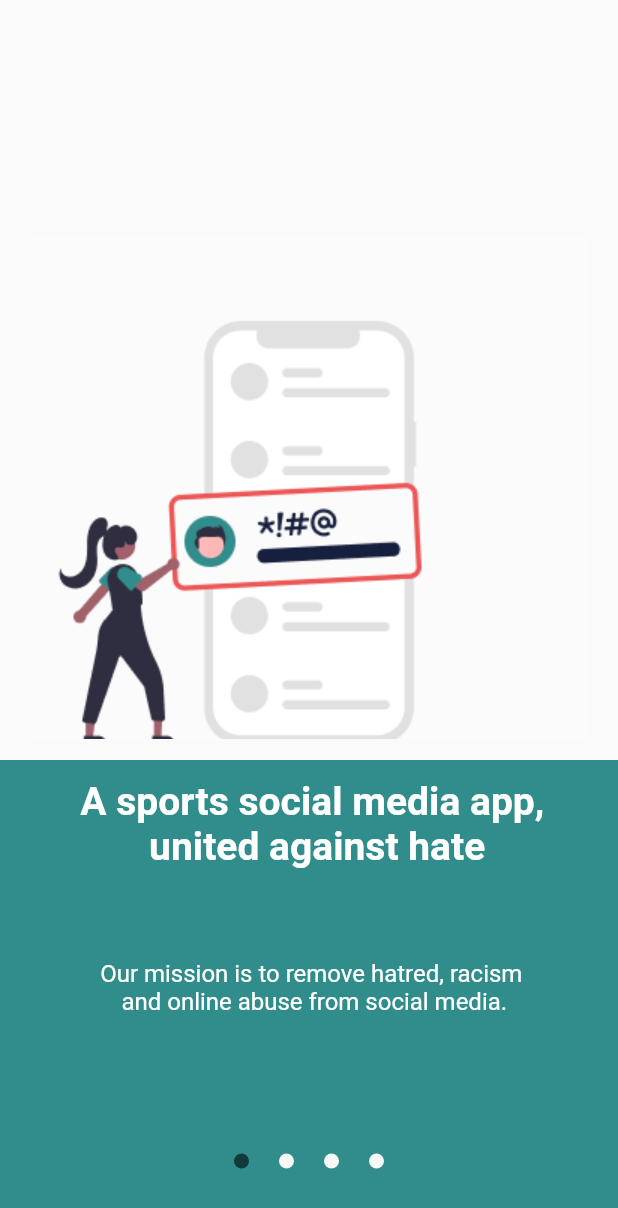
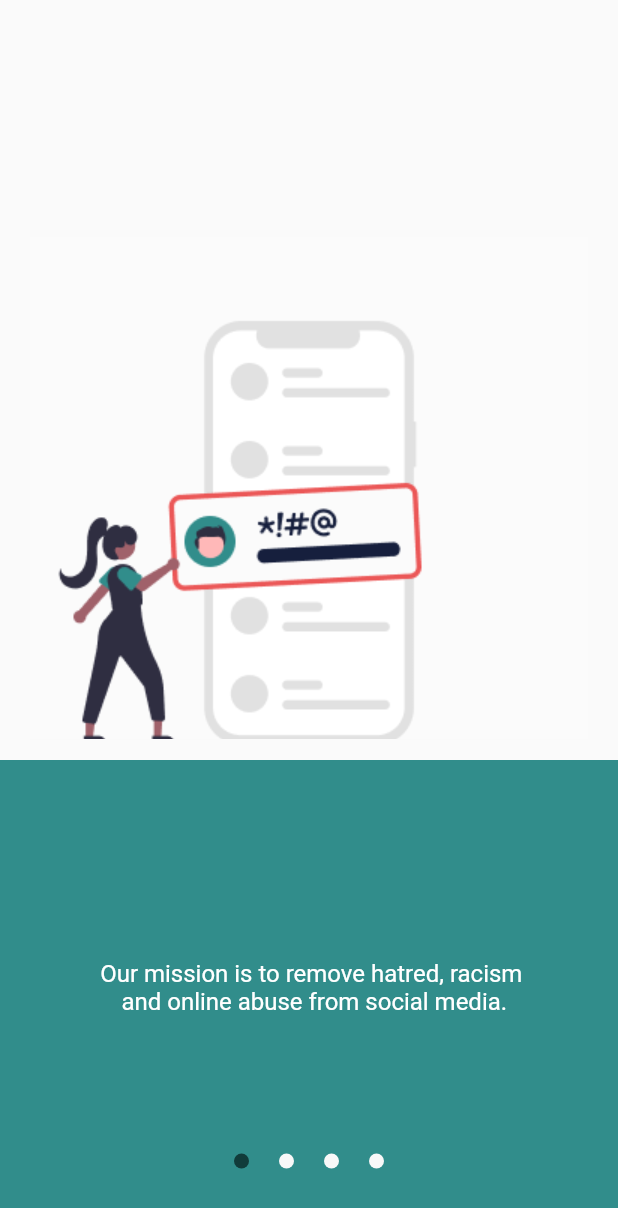
Before and after one commit to DarshitBarvaliya/flutterProject, a Flutter app: the screen it shows after launch, on a phone screen of 412 x 824 dp. Shown: the top 1208 px of the screen. Run offline on Flutter 3.47's test engine with Material 2 defaults, Android fonts, the phone set to English and light mode, and no system bars; our stand-ins replace sizer.

Commit message:
text comment

```diff
--- a/flutterProject/lib/Task/page/Screen1.dart
+++ b/flutterProject/lib/Task/page/Screen1.dart
@@ -31,14 +31,14 @@ class Screen1 extends StatelessWidget {
           Padding(
             padding: EdgeInsets.only(top: 63.h, left: 13.w),
             child: Container(
-              child: Text(
-                "A sports social media app,\n united against hate",
-                textAlign: TextAlign.center,
-                style: TextStyle(
-                    fontSize: 26,
-                    fontWeight: FontWeight.w700,
-                    color: Colors.white),
-              ),
+              // child: Text(
+              //   "A sports social media app,\n united against hate",
+              //   textAlign: TextAlign.center,
+              //   style: TextStyle(
+              //       fontSize: 26,
+              //       fontWeight: FontWeight.w700,
+              //       color: Colors.white),
+              // ),
             ),
           ),
           Padding(
```
Also changed, not shown: flutterProject/lib/Task/page/Screen2.dart (+8 -8 lines), flutterProject/lib/Task/page/Screen3.dart (+8 -8 lines).
